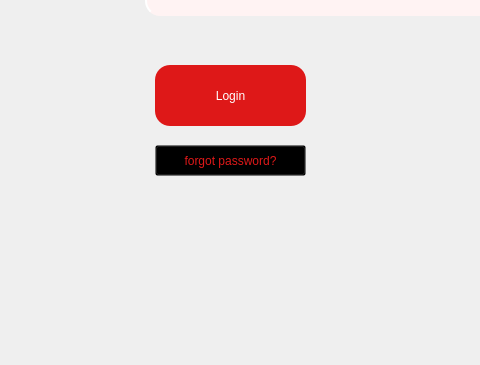
The window that ui/loginscr.ui (yatharthsameer/Transport-Company-Computerisation-TCC-Software-) describes before a commit, drawn with Qt 5; both pictures show x 765 to 1245 and y 475 to 840 of the 1351 by 840 pixel window.
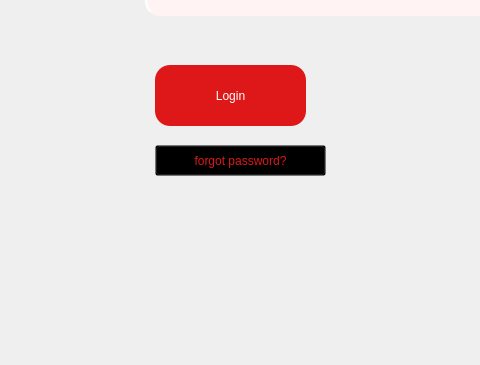
The same window after the commit. Icons and pictures are not drawn.

What changed in the file:
```diff
--- a/ui/loginscr.ui
+++ b/ui/loginscr.ui
@@ -273,7 +273,7 @@
      <rect>
       <x>920</x>
       <y>620</y>
-      <width>151</width>
+      <width>171</width>
       <height>31</height>
      </rect>
     </property>
```
